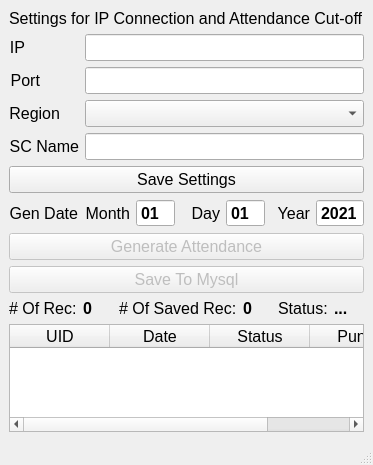
The window that conNew.ui (tekashifuta/pyqt5-finger-zkteco) describes before a commit, drawn with Qt 5.
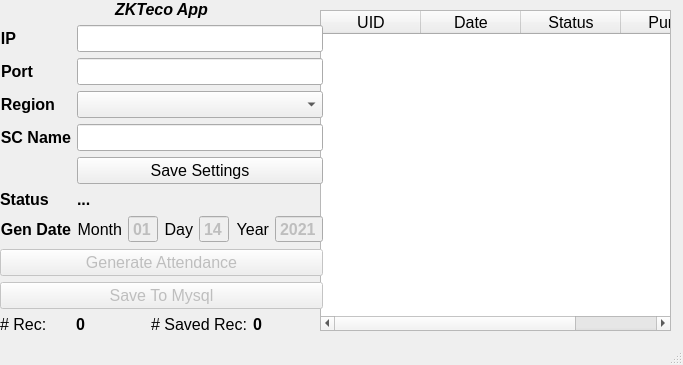
The same window after the commit.

What changed in the file:
```diff
--- a/conNew.ui
+++ b/conNew.ui
@@ -6,8 +6,8 @@
    <rect>
     <x>0</x>
     <y>0</y>
-    <width>360</width>
-    <height>465</height>
+    <width>683</width>
+    <height>365</height>
    </rect>
   </property>
   <property name="font">
@@ -26,31 +26,46 @@
    <string>jkhkjh</string>
   </property>
   <widget class="QWidget" name="centralwidget">
-   <layout class="QVBoxLayout" name="verticalLayout">
-    <item>
-     <widget class="QLabel" name="label_14">
-      <property name="font">
-       <font>
-        <family>Arial</family>
-        <pointsize>12</pointsize>
-       </font>
-      </property>
+   <widget class="QTableWidget" name="tableWidget">
+    <property name="geometry">
+     <rect>
+      <x>320</x>
+      <y>10</y>
+      <width>351</width>
+      <height>321</height>
+     </rect>
+    </property>
+    <column>
       <property name="text">
-       <string>Settings for IP Connection and Attendance Cut-off</string>
-      </property>
-      <property name="alignment">
-       <set>Qt::AlignLeading|Qt::AlignLeft|Qt::AlignVCenter</set>
-      </property>
-     </widget>
-    </item>
-    <item>
+      <string>UID</string>
+     </property>
+    </column>
+    <column>
+     <property name="text">
+      <string>Date</string>
+     </property>
+    </column>
+    <column>
+     <property name="text">
+      <string>Status</string>
+     </property>
+    </column>
+    <column>
+     <property name="text">
+      <string>Punch</string>
+     </property>
+    </column>
+   </widget>
+   <widget class="QWidget" name="">
      <layout class="QFormLayout" name="formLayout_2">
-      <item row="0" column="0">
+     <item row="1" column="0">
        <widget class="QLabel" name="label_15">
         <property name="font">
          <font>
           <family>Arial</family>
           <pointsize>12</pointsize>
+         <weight>75</weight>
+         <bold>true</bold>
          </font>
         </property>
         <property name="text">
@@ -61,34 +76,6 @@
         </property>
        </widget>
       </item>
-      <item row="0" column="1">
-       <widget class="QLineEdit" name="txtIP_2">
-        <property name="font">
-         <font>
-          <family>Arial</family>
-          <pointsize>12</pointsize>
-          <weight>75</weight>
-          <bold>true</bold>
-         </font>
-        </property>
-       </widget>
-      </item>
-      <item row="1" column="0">
-       <widget class="QLabel" name="label_16">
-        <property name="font">
-         <font>
-          <family>Arial</family>
-          <pointsize>12</pointsize>
-         </font>
-        </property>
-        <property name="text">
-         <string>Port</string>
-        </property>
-        <property name="alignment">
-         <set>Qt::AlignRight|Qt::AlignTrailing|Qt::AlignVCenter</set>
-        </property>
-       </widget>
-      </item>
       <item row="1" column="1">
        <widget class="QLineEdit" name="txtPort_2">
         <property name="font">
@@ -102,13 +89,43 @@
        </widget>
       </item>
       <item row="2" column="0">
+      <widget class="QLabel" name="label_16">
+       <property name="font">
+        <font>
+         <family>Arial</family>
+         <pointsize>12</pointsize>
+         <weight>75</weight>
+         <bold>true</bold>
+        </font>
+       </property>
+       <property name="text">
+        <string>Port</string>
+       </property>
+       <property name="alignment">
+        <set>Qt::AlignRight|Qt::AlignTrailing|Qt::AlignVCenter</set>
+       </property>
+      </widget>
+     </item>
+     <item row="2" column="1">
+      <widget class="QLineEdit" name="txtPort">
+       <property name="font">
+        <font>
+         <family>Arial</family>
+         <pointsize>12</pointsize>
+         <weight>75</weight>
+         <bold>true</bold>
+        </font>
+       </property>
+      </widget>
+     </item>
+     <item row="3" column="0">
        <widget class="QLabel" name="label_6">
         <property name="font">
          <font>
           <family>Arial</family>
           <pointsize>12</pointsize>
-          <weight>50</weight>
-          <bold>false</bold>
+         <weight>75</weight>
+         <bold>true</bold>
          </font>
         </property>
         <property name="text">
@@ -119,7 +136,7 @@
         </property>
        </widget>
       </item>
-      <item row="2" column="1">
+     <item row="3" column="1">
        <widget class="QComboBox" name="cmbRegion">
         <property name="font">
          <font>
@@ -131,12 +148,14 @@
         </property>
        </widget>
       </item>
-      <item row="3" column="0">
+     <item row="4" column="0">
        <widget class="QLabel" name="label_39">
         <property name="font">
          <font>
           <family>Arial</family>
           <pointsize>12</pointsize>
+         <weight>75</weight>
+         <bold>true</bold>
          </font>
         </property>
         <property name="text">
@@ -147,15 +166,60 @@
         </property>
        </widget>
       </item>
-      <item row="3" column="1">
-       <widget class="QLineEdit" name="lineEdit"/>
-      </item>
-      <item row="5" column="0">
+     <item row="4" column="1">
+      <widget class="QLineEdit" name="txtSCName"/>
+     </item>
+     <item row="5" column="1">
+      <widget class="QPushButton" name="btnSaveSettings">
+       <property name="font">
+        <font>
+         <family>Arial</family>
+         <pointsize>12</pointsize>
+        </font>
+       </property>
+       <property name="text">
+        <string>Save Settings</string>
+       </property>
+      </widget>
+     </item>
+     <item row="6" column="0">
+      <widget class="QLabel" name="label_8">
+       <property name="font">
+        <font>
+         <family>Arial</family>
+         <pointsize>12</pointsize>
+         <weight>75</weight>
+         <bold>true</bold>
+        </font>
+       </property>
+       <property name="text">
+        <string>Status</string>
+       </property>
+      </widget>
+     </item>
+     <item row="6" column="1">
+      <widget class="QLabel" name="lblStatus">
+       <property name="font">
+        <font>
+         <family>Arial</family>
+         <pointsize>12</pointsize>
+         <weight>75</weight>
+         <bold>true</bold>
+        </font>
+       </property>
+       <property name="text">
+        <string>...</string>
+       </property>
+      </widget>
+     </item>
+     <item row="7" column="0">
        <widget class="QLabel" name="label_40">
         <property name="font">
          <font>
           <family>Arial</family>
           <pointsize>12</pointsize>
+         <weight>75</weight>
+         <bold>true</bold>
          </font>
         </property>
         <property name="text">
@@ -166,10 +230,13 @@
         </property>
        </widget>
       </item>
-      <item row="5" column="1">
+     <item row="7" column="1">
        <layout class="QGridLayout" name="gridLayout_2">
         <item row="0" column="3">
-         <widget class="QDateEdit" name="txtFrom2">
+        <widget class="QDateEdit" name="txtDay">
+         <property name="enabled">
+          <bool>false</bool>
+         </property>
           <property name="font">
            <font>
             <family>Arial</family>
@@ -181,6 +248,13 @@
           <property name="buttonSymbols">
            <enum>QAbstractSpinBox::NoButtons</enum>
           </property>
+         <property name="minimumDate">
+          <date>
+           <year>2020</year>
+           <month>9</month>
+           <day>14</day>
+          </date>
+         </property>
           <property name="displayFormat">
            <string>dd</string>
           </property>
@@ -188,6 +262,9 @@
         </item>
         <item row="0" column="5">
          <widget class="QDateEdit" name="txtYear">
+         <property name="enabled">
+          <bool>false</bool>
+         </property>
           <property name="font">
            <font>
             <family>Arial</family>
@@ -199,6 +276,13 @@
           <property name="buttonSymbols">
            <enum>QAbstractSpinBox::NoButtons</enum>
           </property>
+         <property name="minimumDate">
+          <date>
+           <year>2020</year>
+           <month>9</month>
+           <day>14</day>
+          </date>
+         </property>
           <property name="displayFormat">
            <string>yyyy</string>
           </property>
@@ -229,6 +313,9 @@
         </item>
         <item row="0" column="1">
          <widget class="QDateEdit" name="txtMonth">
+         <property name="enabled">
+          <bool>false</bool>
+         </property>
           <property name="font">
            <font>
             <family>Arial</family>
@@ -283,6 +370,42 @@
        </layout>
       </item>
       <item row="8" column="0" colspan="2">
+      <widget class="QPushButton" name="btnGenAtt">
+       <property name="enabled">
+        <bool>false</bool>
+       </property>
+       <property name="font">
+        <font>
+         <family>Arial</family>
+         <pointsize>12</pointsize>
+         <weight>50</weight>
+         <bold>false</bold>
+        </font>
+       </property>
+       <property name="text">
+        <string>Generate Attendance</string>
+       </property>
+      </widget>
+     </item>
+     <item row="9" column="0" colspan="2">
+      <widget class="QPushButton" name="btnSaveToMysql">
+       <property name="enabled">
+        <bool>false</bool>
+       </property>
+       <property name="font">
+        <font>
+         <family>Arial</family>
+         <pointsize>12</pointsize>
+         <weight>50</weight>
+         <bold>false</bold>
+        </font>
+       </property>
+       <property name="text">
+        <string>Save To Mysql</string>
+       </property>
+      </widget>
+     </item>
+     <item row="10" column="0" colspan="2">
        <layout class="QHBoxLayout" name="horizontalLayout_5">
         <item>
          <widget class="QLabel" name="lbltest">
@@ -295,7 +418,7 @@
            </font>
           </property>
           <property name="text">
-           <string># Of Rec:</string>
+          <string># Rec:</string>
           </property>
           <property name="alignment">
            <set>Qt::AlignLeading|Qt::AlignLeft|Qt::AlignVCenter</set>
@@ -331,7 +454,7 @@
            </font>
           </property>
           <property name="text">
-           <string># Of Saved Rec:</string>
+          <string># Saved Rec:</string>
           </property>
           <property name="alignment">
            <set>Qt::AlignLeading|Qt::AlignLeft|Qt::AlignVCenter</set>
@@ -356,121 +479,29 @@
           </property>
          </widget>
         </item>
-        <item>
-         <widget class="QLabel" name="label_8">
-          <property name="font">
-           <font>
-            <family>Arial</family>
-            <pointsize>12</pointsize>
-           </font>
-          </property>
-          <property name="text">
-           <string>Status:</string>
-          </property>
-         </widget>
-        </item>
-        <item>
-         <widget class="QLabel" name="lblSaveStatus">
+      </layout>
+     </item>
+     <item row="0" column="0" colspan="2">
+      <widget class="QLabel" name="label_14">
           <property name="font">
            <font>
             <family>Arial</family>
             <pointsize>12</pointsize>
             <weight>75</weight>
+         <italic>true</italic>
             <bold>true</bold>
            </font>
           </property>
           <property name="text">
-           <string>...</string>
-          </property>
-         </widget>
-        </item>
-       </layout>
-      </item>
-      <item row="7" column="0" colspan="2">
-       <widget class="QPushButton" name="btnSaveToFirebase_2">
-        <property name="enabled">
-         <bool>false</bool>
-        </property>
-        <property name="font">
-         <font>
-          <family>Arial</family>
-          <pointsize>12</pointsize>
-          <weight>50</weight>
-          <bold>false</bold>
-         </font>
-        </property>
-        <property name="text">
-         <string>Save To Mysql</string>
-        </property>
-       </widget>
-      </item>
-      <item row="6" column="0" colspan="2">
-       <widget class="QPushButton" name="btnAutoGen_2">
-        <property name="enabled">
-         <bool>false</bool>
-        </property>
-        <property name="font">
-         <font>
-          <family>Arial</family>
-          <pointsize>12</pointsize>
-          <weight>50</weight>
-          <bold>false</bold>
-         </font>
-        </property>
-        <property name="text">
-         <string>Generate Attendance</string>
-        </property>
-       </widget>
-      </item>
-      <item row="4" column="0" colspan="2">
-       <widget class="QPushButton" name="btnSaveSettings">
-        <property name="font">
-         <font>
-          <family>Arial</family>
-          <pointsize>12</pointsize>
-         </font>
-        </property>
-        <property name="text">
-         <string>Save Settings</string>
-        </property>
-       </widget>
-      </item>
-     </layout>
-    </item>
-    <item>
-     <widget class="QTableWidget" name="tableWidget">
-      <property name="font">
-       <font>
-        <family>Arial</family>
-        <pointsize>12</pointsize>
-       </font>
-      </property>
-      <property name="rowCount">
-       <number>0</number>
-      </property>
-      <column>
-       <property name="text">
-        <string>UID</string>
-       </property>
-      </column>
-      <column>
-       <property name="text">
-        <string>Date</string>
-       </property>
-      </column>
-      <column>
-       <property name="text">
-        <string>Status</string>
-       </property>
-      </column>
-      <column>
-       <property name="text">
-        <string>Punch</string>
-       </property>
-      </column>
-     </widget>
-    </item>
-   </layout>
+        <string>ZKTeco App</string>
+       </property>
+       <property name="alignment">
+        <set>Qt::AlignCenter</set>
+       </property>
+      </widget>
+     </item>
+    </layout>
+   </widget>
   </widget>
   <widget class="QStatusBar" name="statusbar"/>
  </widget>
```
Left out of the diff: 2 changed lines with no effect on the pictures. Lines whose indentation alone changed are shown as unchanged.
